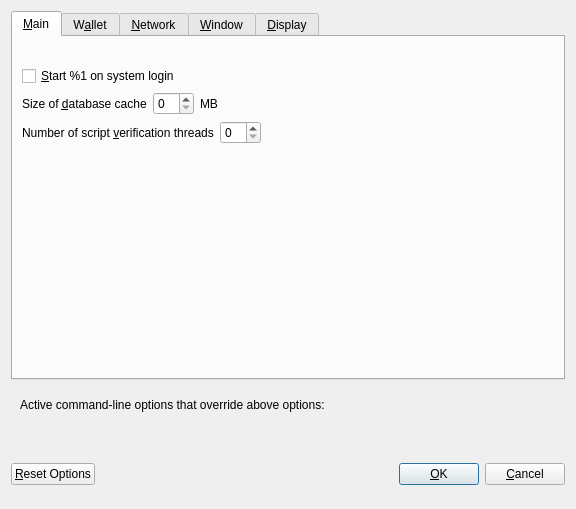
Old version of the form src/qt/forms/optionsdialog.ui in the repository coin-lobby/Coin-Lobby-Core.
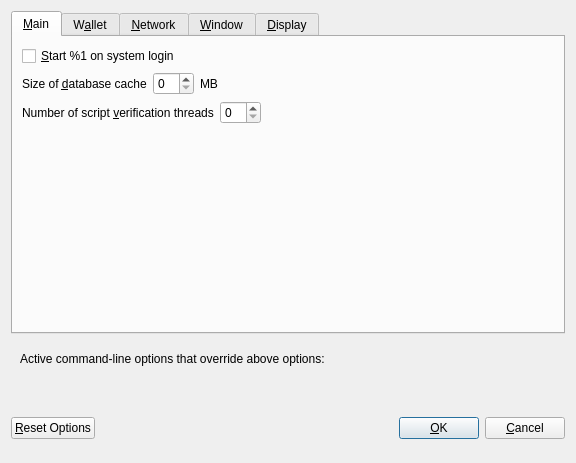
New version of the form. Custom widgets are drawn as their Qt base class.

```diff
--- a/src/qt/forms/optionsdialog.ui
+++ b/src/qt/forms/optionsdialog.ui
@@ -7,7 +7,7 @@
     <x>0</x>
     <y>0</y>
     <width>576</width>
-    <height>509</height>
+    <height>402</height>
    </rect>
   </property>
   <property name="windowTitle">
@@ -27,9 +27,6 @@
        <string>&amp;Main</string>
       </attribute>
       <layout class="QVBoxLayout" name="verticalLayout_Main">
-       <item>
-        <widget class="QLabel" name="label_4"/>
-       </item>
        <item>
         <widget class="QCheckBox" name="bitcoinAtStartup">
          <property name="toolTip">
```
Left out of the diff: 8 changed lines with no effect on the pictures.
